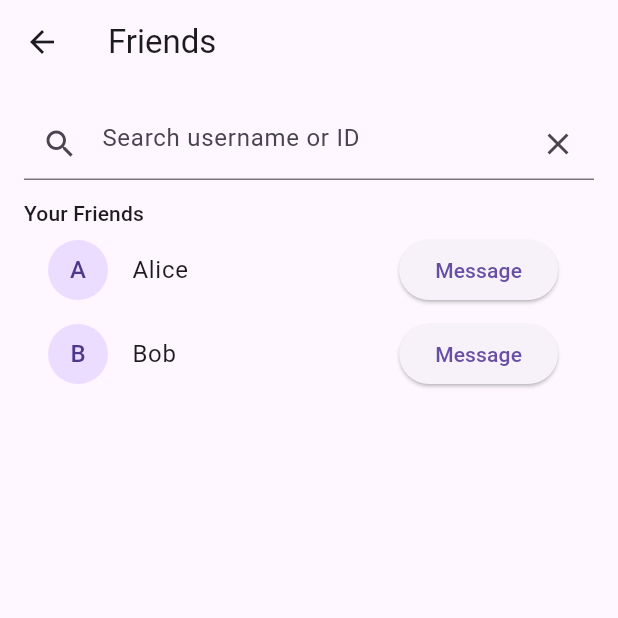
After one commit to Mohamed1341412/Gym-Progress-Tracker-My-GPT-, a Flutter app: the FriendsScreen screen opened directly, on a phone screen of 412 x 824 dp, the top half of it. The commit adds this screen. Run offline on Flutter 3.47's test engine with Material 3 defaults, Android fonts, the phone set to English and light mode, and no system bars; our stand-ins replace firebase_auth, firebase_core, google_sign_in; missing offline and left inert: flutter_facebook_auth; accounts and stored records are empty; generated files the repository leaves out were written again; network calls fail.

Commit message:
FriendsScreen chat

```diff
--- a/lib/main.dart
+++ b/lib/main.dart
@@ -11,6 +11,7 @@ import 'screens/workout_screen.dart';
 import 'screens/exercise_list_screen.dart';
 import 'screens/workout_log_screen.dart';
 import 'screens/profile_screen.dart';
+import 'screens/chat_screen.dart';
 import 'services/auth_service.dart';
 
 Future<void> main() async {
@@ -63,6 +64,11 @@ class GymProgressTrackerApp extends StatelessWidget {
             return WorkoutLogScreen(exercise: exercise);
           },
           '/profile': (context) => const ProfileScreen(),
+          '/chat': (context) {
+            final friendName =
+                ModalRoute.of(context)!.settings.arguments as String;
+            return ChatScreen(friendName: friendName);
+          },
         },
       ),
     );
--- /dev/null
+++ b/lib/screens/friends_screen.dart
@@ -0,0 +1,119 @@
+import 'package:flutter/material.dart';
+
+class FriendsScreen extends StatefulWidget {
+  const FriendsScreen({Key? key}) : super(key: key);
+
+  @override
+  State<FriendsScreen> createState() => _FriendsScreenState();
+}
+
+class _FriendsScreenState extends State<FriendsScreen> {
+  final TextEditingController _searchController = TextEditingController();
+  final List<String> _friends = ['Alice', 'Bob'];
+  final List<String> _allUsers = ['Charlie', 'Dave', 'Eve', 'Frank'];
+
+  List<String> get _searchResults {
+    final query = _searchController.text.trim().toLowerCase();
+    if (query.isEmpty) return [];
+    return _allUsers
+        .where((u) =>
+            u.toLowerCase().contains(query) && !_friends.contains(u))
+        .toList();
+  }
+
+  void _addFriend(String name) {
+    setState(() {
+      _friends.add(name);
+      _searchController.clear();
+    });
+  }
+
+  @override
+  Widget build(BuildContext context) {
+    return Scaffold(
+      appBar: AppBar(title: const Text('Friends')),
+      body: Padding(
+        padding: const EdgeInsets.all(16.0),
+        child: Column(
+          children: [
+            TextField(
+              controller: _searchController,
+              decoration: InputDecoration(
+                hintText: 'Search username or ID',
+                prefixIcon: const Icon(Icons.search),
+                suffixIcon: IconButton(
+                  icon: const Icon(Icons.clear),
+                  onPressed: () {
+                    setState(() {
+                      _searchController.clear();
+                    });
+                  },
+                ),
+              ),
+              onChanged: (_) => setState(() {}),
+            ),
+            const SizedBox(height: 12),
+            if (_searchResults.isNotEmpty) ...[
+              Align(
+                alignment: Alignment.centerLeft,
+                child: Text('Search Results',
+                    style: Theme.of(context).textTheme.titleSmall),
+              ),
+              ListView.builder(
+                shrinkWrap: true,
+                itemCount: _searchResults.length,
+                itemBuilder: (context, index) {
+                  final name = _searchResults[index];
+                  return ListTile(
+                    leading: _avatarForName(name),
+                    title: Text(name),
+                    trailing: IconButton(
+                      icon: const Icon(Icons.person_add),
+                      onPressed: () => _addFriend(name),
+                    ),
+                  );
+                },
+              ),
+              const Divider(),
+            ],
+            Align(
+              alignment: Alignment.centerLeft,
+              child:
+                  Text('Your Friends', style: Theme.of(context).textTheme.titleSmall),
+            ),
+            Expanded(
+              child: ListView.builder(
+                itemCount: _friends.length,
+                itemBuilder: (context, index) {
+                  final name = _friends[index];
+                  return ListTile(
+                    leading: _avatarForName(name),
+                    title: Text(name),
+                    trailing: ElevatedButton(
+                      onPressed: () {
+                        Navigator.pushNamed(context, '/chat', arguments: name);
+                      },
+                      child: const Text('Message'),
+                    ),
+                  );
+                },
+              ),
+            ),
+          ],
+        ),
+      ),
+    );
+  }
+
+  Widget _avatarForName(String name) {
+    return CircleAvatar(
+      child: Text(name.substring(0, 1)),
+    );
+  }
+
+  @override
+  void dispose() {
+    _searchController.dispose();
+    super.dispose();
+  }
+}
```
Also changed, not shown: lib/screens/chat_screen.dart (added, +85 -0 lines).
